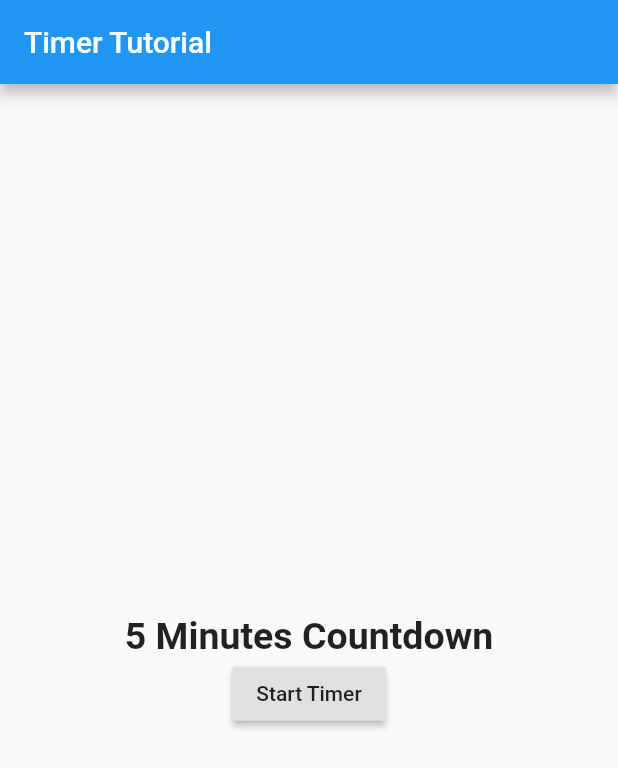
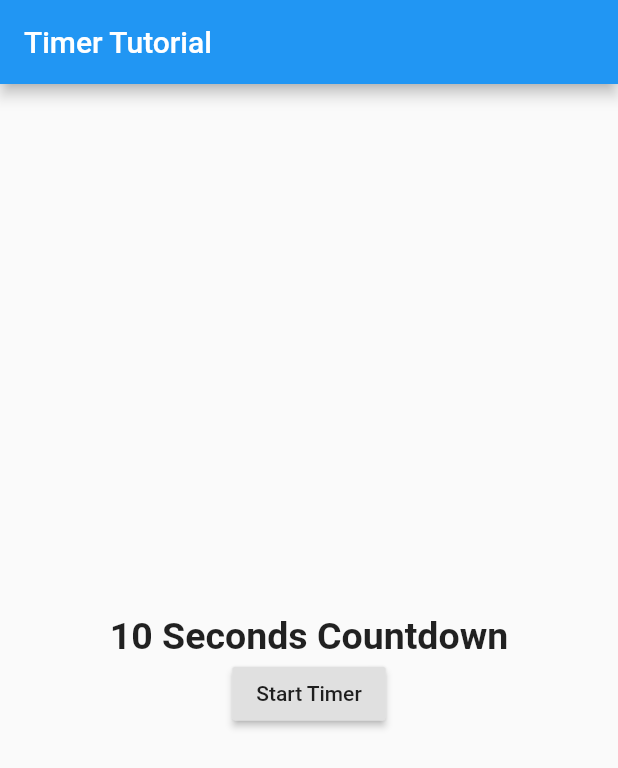
Before and after one commit to vijayinyoutube/Timer, a Flutter app: the screen it shows after launch, on a phone screen of 412 x 824 dp. Shown: the top 768 px of the screen. Run offline on Flutter 3.47's test engine with Material 2 defaults, Android fonts, the phone set to English and light mode, and no system bars.

Commit message:
bug fix #statement correction 🔰

```diff
--- a/lib/main.dart
+++ b/lib/main.dart
@@ -26,7 +26,7 @@ class _MyHomePageState extends State<MyHomePage> {
 
   int _counter = (10);
   Timer _timer;
-  String showtime = "5 Minutes Countdown";
+  String showtime = "10 Seconds Countdown";
   bool _isbuttondisabled = false;
   void startTimer() {
     _counter = (10);
```
